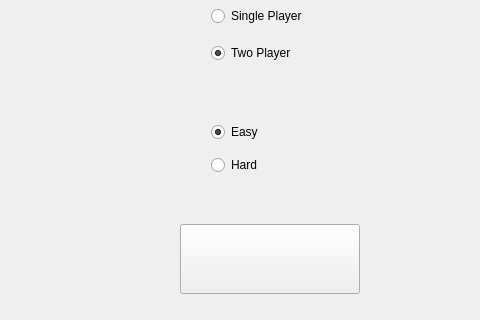
Before: the Qt Designer form othello_widget.ui in fabulousfeng/Othello, drawn with Qt 5; both pictures show x 820 to 1300 and y 206 to 526 of the 1300 by 700 pixel window.
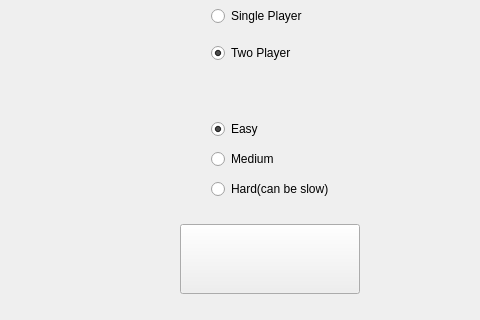
After: the same form once the commit is applied.

```diff
--- a/othello_widget.ui
+++ b/othello_widget.ui
@@ -75,7 +75,7 @@
     <string/>
    </property>
   </widget>
-  <widget class="QWidget" name="">
+  <widget class="QWidget" name="layoutWidget">
    <property name="geometry">
     <rect>
      <x>1020</x>
@@ -113,13 +113,13 @@
     </item>
    </layout>
   </widget>
-  <widget class="QWidget" name="">
+  <widget class="QWidget" name="layoutWidget">
    <property name="geometry">
     <rect>
      <x>1020</x>
      <y>310</y>
      <width>141</width>
-     <height>91</height>
+     <height>111</height>
     </rect>
    </property>
    <layout class="QVBoxLayout" name="verticalLayout_2">
@@ -136,10 +136,17 @@
       </property>
      </widget>
     </item>
+    <item>
+     <widget class="QRadioButton" name="radioButton_5">
+      <property name="text">
+       <string>Medium</string>
+      </property>
+     </widget>
+    </item>
     <item>
      <widget class="QRadioButton" name="radioButton_4">
       <property name="text">
-       <string>Hard</string>
+       <string>Hard(can be slow)</string>
       </property>
      </widget>
     </item>
```
Left out of the diff: 2 changed lines with no effect on the pictures.
